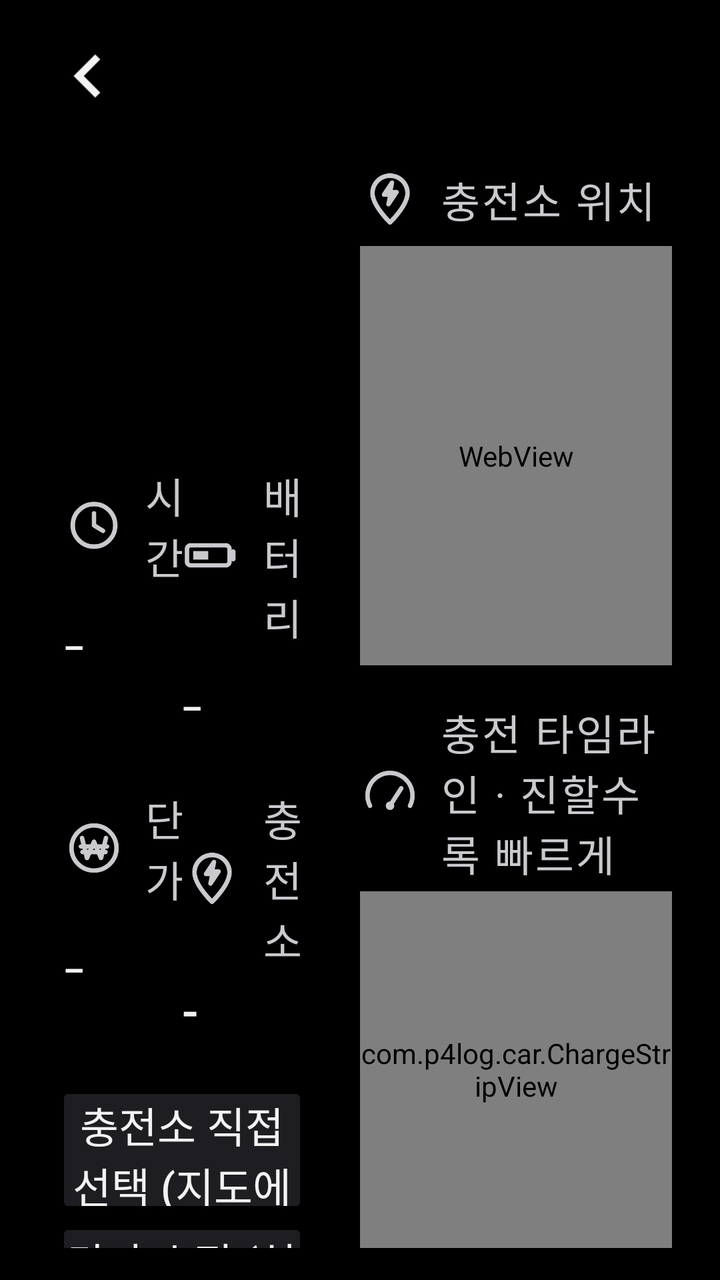
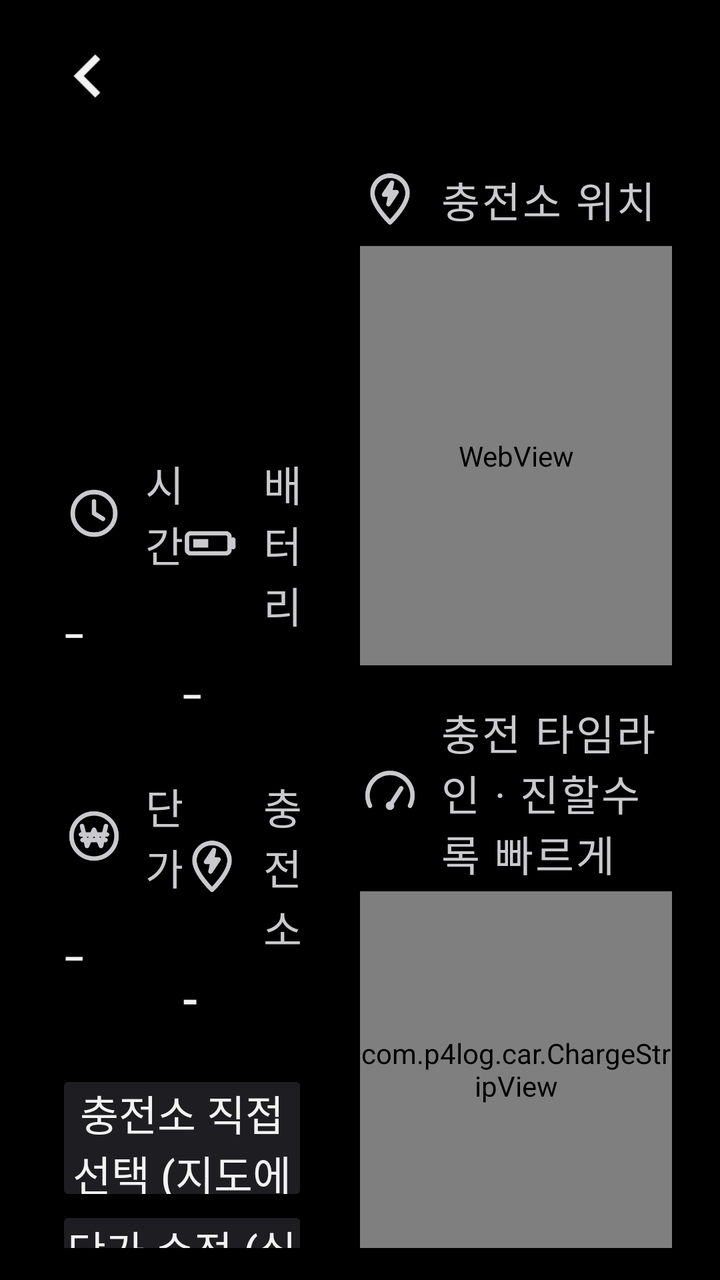

Before-and-after screenshots of an Android layout around one commit, followed by the original layout XML and the change that was made.
<!-- AndroidManifest.xml: application theme Theme.P4Log -->
<!-- res/layout/activity_charge_detail.xml -->
<?xml version="1.0" encoding="utf-8"?>
<LinearLayout xmlns:android="http://schemas.android.com/apk/res/android"
    android:layout_width="match_parent"
    android:layout_height="match_parent"
    android:orientation="vertical"
    android:background="@color/bg">

    <LinearLayout
        android:layout_width="match_parent"
        android:layout_height="76dp"
        android:orientation="horizontal"
        android:gravity="center_vertical"
        android:paddingStart="8dp"
        android:paddingEnd="24dp">
        <ImageView
            android:id="@+id/cd_back"
            android:layout_width="72dp"
            android:layout_height="72dp"
            android:scaleType="center"
            android:src="@drawable/ic_chevron_left"
            android:tint="@color/text"
            android:scaleX="1.8"
            android:scaleY="1.8"
            android:background="?android:attr/selectableItemBackground"
            android:contentDescription="뒤로" />
        <TextView
            android:id="@+id/cd_title"
            android:layout_width="0dp"
            android:layout_height="wrap_content"
            android:layout_weight="1"
            android:textSize="@dimen/text_title"
            android:fontFamily="sans-serif-medium"
            android:textColor="@color/text" />
        <TextView
            android:id="@+id/cd_type"
            android:layout_width="wrap_content"
            android:layout_height="wrap_content"
            android:textSize="@dimen/text_body"
            android:fontFamily="sans-serif-medium"
            android:paddingStart="16dp"
            android:paddingEnd="8dp" />
    </LinearLayout>

    <LinearLayout
        android:layout_width="match_parent"
        android:layout_height="0dp"
        android:layout_weight="1"
        android:orientation="horizontal"
        android:paddingStart="32dp"
        android:paddingEnd="24dp"
        android:paddingBottom="16dp"
        android:baselineAligned="false">

        
        <LinearLayout
            android:id="@+id/cd_left"
            android:layout_width="0dp"
            android:layout_height="match_parent"
            android:layout_weight="1"
            android:orientation="vertical"
            android:gravity="center_vertical"
            android:paddingEnd="30dp">

            <TextView
                style="@style/TdLabel"
                android:text="충전량"
                android:drawableStart="@drawable/ic_st_energy" />
            <TextView
                android:id="@+id/cd_kwh"
                android:layout_width="wrap_content"
                android:layout_height="wrap_content"
                android:textSize="@dimen/text_value_xl"
                android:fontFamily="sans-serif-light"
                android:textColor="@color/text"
                android:includeFontPadding="false"
                android:layout_marginTop="4dp" />
            <TextView
                android:id="@+id/cd_cost"
                android:layout_width="wrap_content"
                android:layout_height="wrap_content"
                android:textSize="@dimen/text_value_m"
                android:fontFamily="sans-serif-light"
                android:textColor="@color/accent"
                android:includeFontPadding="false"
                android:layout_marginTop="8dp"
                android:layout_marginBottom="24dp" />

            <LinearLayout
                android:layout_width="match_parent"
                android:layout_height="wrap_content"
                android:orientation="horizontal"
                android:baselineAligned="false">
                <LinearLayout style="@style/TdCell">
                    <TextView style="@style/TdLabel" android:text="시간" android:drawableStart="@drawable/ic_st_time" />
                    <TextView android:id="@+id/cd_time" style="@style/TdValue" />
                </LinearLayout>
                <LinearLayout style="@style/TdCell">
                    <TextView style="@style/TdLabel" android:text="배터리" android:drawableStart="@drawable/ic_st_battery" />
                    <TextView android:id="@+id/cd_soc" style="@style/TdValue" />
                </LinearLayout>
            </LinearLayout>

            <LinearLayout
                android:layout_width="match_parent"
                android:layout_height="wrap_content"
                android:orientation="horizontal"
                android:layout_marginTop="18dp"
                android:baselineAligned="false">
                <LinearLayout style="@style/TdCell">
                    <TextView style="@style/TdLabel" android:text="단가" android:drawableStart="@drawable/ic_st_won" />
                    <TextView android:id="@+id/cd_rate" style="@style/TdValue" />
                </LinearLayout>
                <LinearLayout style="@style/TdCell">
                    <TextView style="@style/TdLabel" android:text="충전소" android:drawableStart="@drawable/ic_st_station" />
                    <TextView android:id="@+id/cd_station" style="@style/TdValue"
                        android:textSize="@dimen/text_body"
                        android:fontFamily="sans-serif-medium" />
                </LinearLayout>
            </LinearLayout>

            <Button
                android:id="@+id/cd_pick_station"
                android:layout_width="match_parent"
                android:layout_height="56dp"
                android:layout_marginTop="26dp"
                android:background="@drawable/bg_button_dim"
                android:textColor="@color/text"
                android:textSize="@dimen/text_label"
                android:fontFamily="sans-serif-medium"
                android:text="충전소 직접 선택 (지도에서 누르기)" />
            <Button
                android:id="@+id/cd_edit_rate"
                android:layout_width="match_parent"
                android:layout_height="56dp"
                android:layout_marginTop="12dp"
                android:background="@drawable/bg_button_dim"
                android:textColor="@color/text"
                android:textSize="@dimen/text_label"
                android:fontFamily="sans-serif-medium"
                android:text="단가 수정 (실제 결제 금액으로)" />
        </LinearLayout>

        
        <LinearLayout
            android:id="@+id/cd_right"
            android:layout_width="0dp"
            android:layout_height="match_parent"
            android:layout_weight="1.05"
            android:orientation="vertical"
            android:paddingTop="8dp">

            <TextView
                android:id="@+id/cd_map_label"
                style="@style/TdLabel"
                android:text="충전소 위치"
                android:drawableStart="@drawable/ic_st_station" />
            <FrameLayout
                android:layout_width="match_parent"
                android:layout_height="0dp"
                android:layout_weight="1"
                android:layout_marginTop="8dp"
                android:background="@drawable/bg_card">
                <WebView
                    android:id="@+id/cd_map"
                    android:layout_width="match_parent"
                    android:layout_height="match_parent" />
                <TextView
                    android:id="@+id/cd_map_empty"
                    android:layout_width="match_parent"
                    android:layout_height="match_parent"
                    android:gravity="center"
                    android:text="이 충전의 위치 정보가 없습니다"
                    android:textSize="@dimen/text_label"
                    android:textColor="@color/text_sub"
                    android:visibility="gone" />
            </FrameLayout>

            <TextView
                android:id="@+id/cd_chart_label"
                style="@style/TdLabel"
                android:text="충전 타임라인 · 진할수록 빠르게"
                android:drawableStart="@drawable/ic_st_speed"
                android:layout_marginTop="18dp" />
            <com.p4log.car.ChargeStripView
                android:id="@+id/cd_chart"
                android:layout_width="match_parent"
                android:layout_height="0dp"
                android:layout_weight="0.85"
                android:layout_marginTop="4dp" />
        </LinearLayout>
    </LinearLayout>
</LinearLayout>
<!-- resources referenced by this layout -->
<resources>
  <color name="accent">#FF7500</color>
  <color name="bg">#000000</color>
  <color name="text">#F2F2F2</color>
  <color name="text_sub">#C9C9CE</color>
  <dimen name="text_body">24sp</dimen>
  <dimen name="text_label">21sp</dimen>
  <dimen name="text_title">30sp</dimen>
  <dimen name="text_value_m">36sp</dimen>
  <dimen name="text_value_xl">80sp</dimen>
  <!-- drawable bg_card (drawable) -->
  <?xml version="1.0" encoding="utf-8"?>
  <shape xmlns:android="http://schemas.android.com/apk/res/android" android:shape="rectangle">
      <solid android:color="@color/card" />
      <corners android:radius="2dp" />
      <stroke android:width="1dp" android:color="@color/card_line" />
  </shape>
  <!-- drawable ic_chevron_left (drawable) -->
  <?xml version="1.0" encoding="utf-8"?>
  <vector xmlns:android="http://schemas.android.com/apk/res/android"
      android:width="24dp" android:height="24dp"
      android:viewportWidth="24" android:viewportHeight="24">
      <path android:fillColor="#FFFFFFFF"
          android:pathData="M15.41,7.41L14,6l-6,6 6,6 1.41,-1.41L10.83,12z" />
  </vector>
  <style name="TdCell">
          <item name="android:layout_width">0dp</item>
          <item name="android:layout_height">wrap_content</item>
          <item name="android:layout_weight">1</item>
          <item name="android:orientation">vertical</item>
      </style>
  <style name="Theme.P4Log" parent="android:Theme.DeviceDefault.NoActionBar">
          <item name="android:windowBackground">@color/bg</item>
          <item name="android:textColor">@color/text</item>
          <item name="android:colorAccent">@color/accent</item>
          <item name="android:forceDarkAllowed">false</item>
      </style>
  <color name="card">#141414</color>
  <color name="card_line">#26262A</color>
  <!-- unchanged entries left out for length: 9 -->
</resources>

<!-- the commit's change to res/layout/activity_charge_detail.xml (unified diff, before → after) -->
@@ -111,10 +111,122 @@
                     <TextView android:id="@+id/cd_rate" style="@style/TdValue" />
                 </LinearLayout>
                 <LinearLayout style="@style/TdCell">
-                    <TextView style="@style/TdLabel" android:text="충전소" android:drawableStart="@drawable/ic_st_station" />
+                    <TextView android:id="@+id/cd_station_label" style="@style/TdLabel" android:text="충전소" android:drawableStart="@drawable/ic_st_station" />
                     <TextView android:id="@+id/cd_station" style="@style/TdValue"
                         android:textSize="@dimen/text_body"
                         android:fontFamily="sans-serif-medium" />
+                </LinearLayout>
+            </LinearLayout>
+
+            
+            <TextView
+                android:id="@+id/cd_kind_note"
+                android:layout_width="match_parent"
+                android:layout_height="wrap_content"
+                android:textSize="@dimen/text_label"
+                android:textColor="@color/text_sub"
+                android:layout_marginTop="14dp"
+                android:visibility="gone" />
+
+            
+            <LinearLayout
+                android:id="@+id/cd_pick_panel"
+                android:layout_width="match_parent"
+                android:layout_height="wrap_content"
+                android:orientation="vertical"
+                android:layout_marginTop="22dp"
+                android:visibility="gone">
+                <TextView style="@style/TdLabel" android:text="선택한 충전소" android:drawableStart="@drawable/ic_st_station" />
+                <TextView
+                    android:id="@+id/cd_pk_name"
+                    android:layout_width="wrap_content"
+                    android:layout_height="wrap_content"
+                    android:textSize="@dimen/text_title"
+                    android:fontFamily="sans-serif-medium"
+                    android:textColor="@color/text"
+                    android:includeFontPadding="false"
+                    android:layout_marginTop="6dp"
+                    android:singleLine="true"
+                    android:ellipsize="end" />
+                <TextView
+                    android:id="@+id/cd_pk_sub"
+                    android:layout_width="wrap_content"
+                    android:layout_height="wrap_content"
+                    android:textSize="@dimen/text_label"
+                    android:textColor="@color/text_sub"
+                    android:layout_marginTop="4dp" />
+                <View android:layout_width="match_parent" android:layout_height="1dp" android:background="#232326" android:layout_marginTop="16dp" android:layout_marginBottom="14dp" />
+                <TextView android:id="@+id/cd_pk_fee_label" style="@style/TdLabel" android:text="공식 요금표" android:drawableStart="@drawable/ic_st_won" />
+                <LinearLayout
+                    android:layout_width="match_parent"
+                    android:layout_height="wrap_content"
+                    android:orientation="horizontal"
+                    android:gravity="bottom"
+                    android:layout_marginTop="2dp">
+                    <EditText
+                        android:id="@+id/cd_pk_rate"
+                        android:layout_width="wrap_content"
+                        android:layout_height="wrap_content"
+                        android:minWidth="120dp"
+                        android:background="@null"
+                        android:padding="0dp"
+                        android:inputType="numberDecimal"
+                        android:textSize="@dimen/text_value_l"
+                        android:fontFamily="sans-serif-light"
+                        android:textColor="@color/accent"
+                        android:includeFontPadding="false"
+                        android:imeOptions="actionDone" />
+                    <TextView
+                        android:layout_width="wrap_content"
+                        android:layout_height="wrap_content"
+                        android:text="원/kWh"
+                        android:textSize="@dimen/text_body"
+                        android:fontFamily="sans-serif-light"
+                        android:textColor="#8E8E93"
+                        android:includeFontPadding="false"
+                        android:paddingBottom="6dp"
+                        android:layout_marginStart="8dp" />
+                    <TextView
+                        android:id="@+id/cd_pk_bands"
+                        android:layout_width="0dp"
+                        android:layout_weight="1"
+                        android:layout_height="wrap_content"
+                        android:textSize="@dimen/text_small"
+                        android:textColor="#8E8E93"
+                        android:includeFontPadding="false"
+                        android:paddingBottom="7dp"
+                        android:layout_marginStart="22dp"
+                        android:singleLine="true"
+                        android:ellipsize="end" />
+                </LinearLayout>
+                <TextView
+                    android:id="@+id/cd_pk_note"
+                    android:layout_width="match_parent"
+                    android:layout_height="wrap_content"
+                    android:textSize="@dimen/text_label"
+                    android:textColor="@color/text_sub"
+                    android:layout_marginTop="8dp" />
+                <Button
+                    android:id="@+id/cd_pk_save"
+                    android:layout_width="match_parent"
+                    android:layout_height="56dp"
+                    android:layout_marginTop="18dp"
+                    android:background="@drawable/bg_button"
+                    android:textColor="#000000"
+                    android:textSize="@dimen/text_label"
+                    android:fontFamily="sans-serif-medium"
+                    android:text="이 단가로 저장" />
+                <LinearLayout
+                    android:layout_width="match_parent"
+                    android:layout_height="wrap_content"
+                    android:orientation="horizontal"
+                    android:layout_marginTop="12dp">
+                    <Button android:id="@+id/cd_pk_web" android:layout_width="0dp" android:layout_weight="1" android:layout_height="56dp"
+                        android:background="@drawable/bg_button_dim" android:textColor="@color/text" android:textSize="@dimen/text_label" android:fontFamily="sans-serif-medium" android:text="요금표 웹" />
+                    <Button android:id="@+id/cd_pk_naver" android:layout_width="0dp" android:layout_weight="1" android:layout_height="56dp" android:layout_marginStart="12dp"
+                        android:background="@drawable/bg_button_dim" android:textColor="@color/text" android:textSize="@dimen/text_label" android:fontFamily="sans-serif-medium" android:text="네이버 지도" />
+                    <Button android:id="@+id/cd_pk_cancel" android:layout_width="0dp" android:layout_weight="1" android:layout_height="56dp" android:layout_marginStart="12dp"
+                        android:background="@drawable/bg_button_dim" android:textColor="@color/text" android:textSize="@dimen/text_label" android:fontFamily="sans-serif-medium" android:text="닫기" />
                 </LinearLayout>
             </LinearLayout>
 
@@ -138,6 +250,21 @@
                 android:textSize="@dimen/text_label"
                 android:fontFamily="sans-serif-medium"
                 android:text="단가 수정 (실제 결제 금액으로)" />
+            
+            <LinearLayout
+                android:layout_width="match_parent"
+                android:layout_height="wrap_content"
+                android:orientation="horizontal"
+                android:layout_marginTop="12dp">
+                <Button android:id="@+id/cd_set_home" android:layout_width="0dp" android:layout_weight="1" android:layout_height="56dp"
+                    android:background="@drawable/bg_button_dim" android:textColor="@color/text" android:textSize="@dimen/text_label" android:fontFamily="sans-serif-medium"
+                    android:drawableStart="@drawable/ic_st_home" android:drawablePadding="10dp" android:drawableTint="@color/text" android:paddingStart="22dp" android:paddingEnd="22dp"
+                    android:text="이 자리를 집으로" />
+                <Button android:id="@+id/cd_set_work" android:layout_width="0dp" android:layout_weight="1" android:layout_height="56dp" android:layout_marginStart="12dp"
+                    android:background="@drawable/bg_button_dim" android:textColor="@color/text" android:textSize="@dimen/text_label" android:fontFamily="sans-serif-medium"
+                    android:drawableStart="@drawable/ic_st_work" android:drawablePadding="10dp" android:drawableTint="@color/text" android:paddingStart="22dp" android:paddingEnd="22dp"
+                    android:text="이 자리를 회사로" />
+            </LinearLayout>
         </LinearLayout>
 
         
<!-- resource entries referenced after the edit -->
@@ -6,9 +6,33 @@
   <color name="text_sub">#C9C9CE</color>
   <dimen name="text_body">24sp</dimen>
   <dimen name="text_label">21sp</dimen>
+  <dimen name="text_small">18sp</dimen>
   <dimen name="text_title">30sp</dimen>
+  <dimen name="text_value_l">52sp</dimen>
   <dimen name="text_value_m">36sp</dimen>
   <dimen name="text_value_xl">80sp</dimen>
+  <!-- drawable bg_button (drawable) -->
+  <?xml version="1.0" encoding="utf-8"?>
+  <selector xmlns:android="http://schemas.android.com/apk/res/android">
+      <item android:state_enabled="false">
+          <shape android:shape="rectangle">
+              <solid android:color="#232428" />
+              <corners android:radius="2dp" />
+          </shape>
+      </item>
+      <item android:state_pressed="true">
+          <shape android:shape="rectangle">
+              <solid android:color="#D96200" />
+              <corners android:radius="2dp" />
+          </shape>
+      </item>
+      <item>
+          <shape android:shape="rectangle">
+              <solid android:color="@color/accent" />
+              <corners android:radius="2dp" />
+          </shape>
+      </item>
+  </selector>
   <!-- drawable bg_card (drawable) -->
   <?xml version="1.0" encoding="utf-8"?>
   <shape xmlns:android="http://schemas.android.com/apk/res/android" android:shape="rectangle">
@@ -23,6 +47,22 @@
       android:viewportWidth="24" android:viewportHeight="24">
       <path android:fillColor="#FFFFFFFF"
           android:pathData="M15.41,7.41L14,6l-6,6 6,6 1.41,-1.41L10.83,12z" />
+  </vector>
+  <!-- drawable ic_st_home (drawable) -->
+  <?xml version="1.0" encoding="utf-8"?>
+  <vector xmlns:android="http://schemas.android.com/apk/res/android"
+      android:width="30dp" android:height="30dp"
+      android:viewportWidth="24" android:viewportHeight="24">
+      <path android:strokeColor="#FFFFFFFF" android:strokeWidth="1.8" android:strokeLineCap="round" android:strokeLineJoin="round" android:fillColor="#00000000"
+          android:pathData="M3.5,11.5 L12,4 L20.5,11.5 M6,9.6 V20 H18 V9.6 M10,20 V14.5 H14 V20" />
+  </vector>
+  <!-- drawable ic_st_work (drawable) -->
+  <?xml version="1.0" encoding="utf-8"?>
+  <vector xmlns:android="http://schemas.android.com/apk/res/android"
+      android:width="30dp" android:height="30dp"
+      android:viewportWidth="24" android:viewportHeight="24">
+      <path android:strokeColor="#FFFFFFFF" android:strokeWidth="1.8" android:strokeLineCap="round" android:strokeLineJoin="round" android:fillColor="#00000000"
+          android:pathData="M3.5,20.5 H20.5 M6,20.5 V4.5 H14 V20.5 M14,10 H18.5 V20.5 M8.6,8 H11.4 M8.6,11.5 H11.4 M8.6,15 H11.4" />
   </vector>
   <style name="TdCell">
           <item name="android:layout_width">0dp</item>
